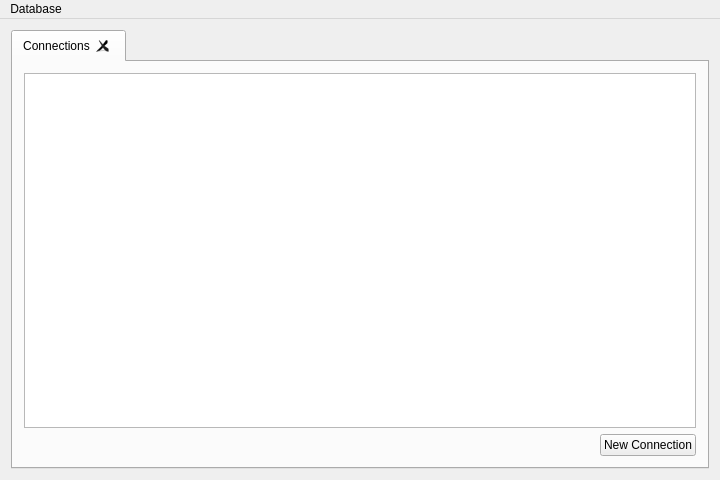
First picture: the form in ui/forms/MainWindow.ui, repository daqt/daqt, before the edit.
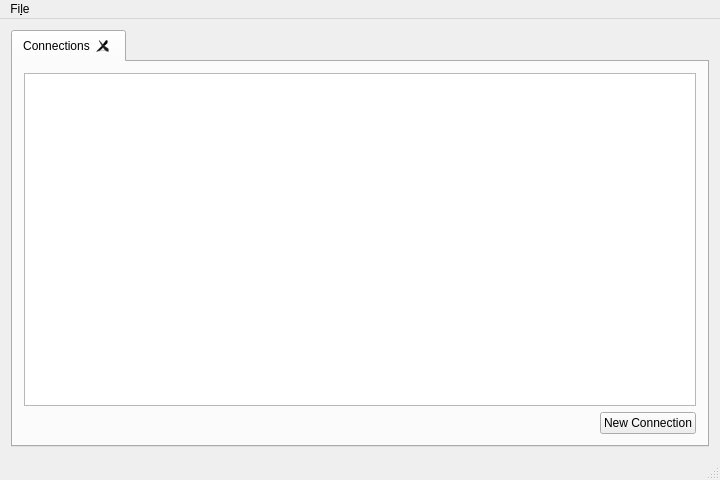
Second picture: the form after the edit.

Commit message: Password is asked if not saved, also created class `Connection` in place of `map<string, map<string, string>>`

The edit to the form file:
```diff
--- a/ui/forms/MainWindow.ui
+++ b/ui/forms/MainWindow.ui
@@ -96,14 +96,15 @@
      <height>30</height>
     </rect>
    </property>
-   <widget class="QMenu" name="menuDatabase">
+   <widget class="QMenu" name="menuFile">
     <property name="title">
-     <string>Database</string>
+     <string>Fi&amp;le</string>
     </property>
     <addaction name="actionNewConnection"/>
    </widget>
-   <addaction name="menuDatabase"/>
+   <addaction name="menuFile"/>
   </widget>
+  <widget class="QStatusBar" name="statusBar"/>
   <action name="actionNewConnection">
    <property name="text">
     <string>&amp;New Connection</string>
```
The commit also changes 16 other files.
